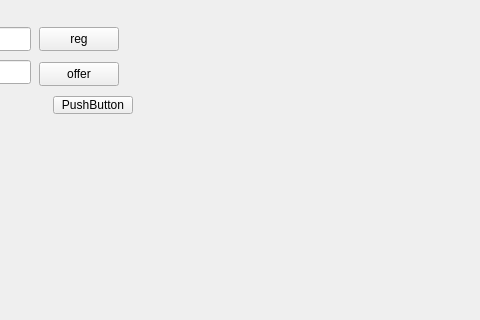
Qt form mainwindow.ui (petrikcheli/ldc_client) before a commit; both pictures show x 186 to 666 and y 0 to 320 of the 1010 by 586 pixel window.
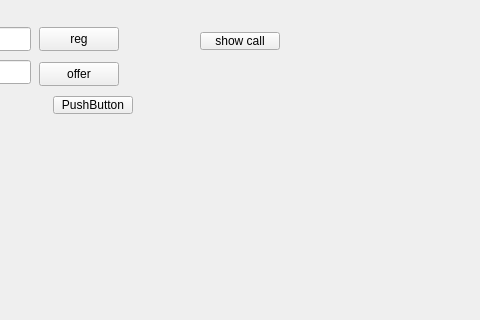
The same form after that commit.

```diff
--- a/mainwindow.ui
+++ b/mainwindow.ui
@@ -86,6 +86,19 @@
      <string>TextLabel</string>
     </property>
    </widget>
+   <widget class="QPushButton" name="pb_showCallOffer">
+    <property name="geometry">
+     <rect>
+      <x>386</x>
+      <y>32</y>
+      <width>80</width>
+      <height>18</height>
+     </rect>
+    </property>
+    <property name="text">
+     <string>show call</string>
+    </property>
+   </widget>
   </widget>
   <widget class="QMenuBar" name="menubar">
    <property name="geometry">
```
